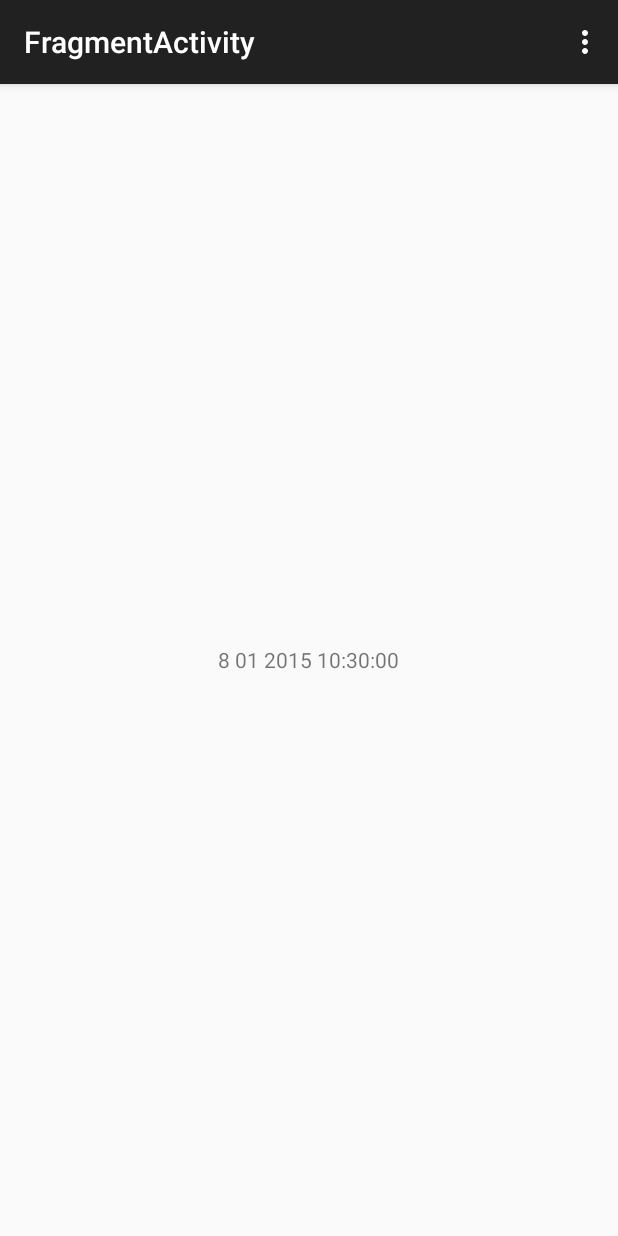
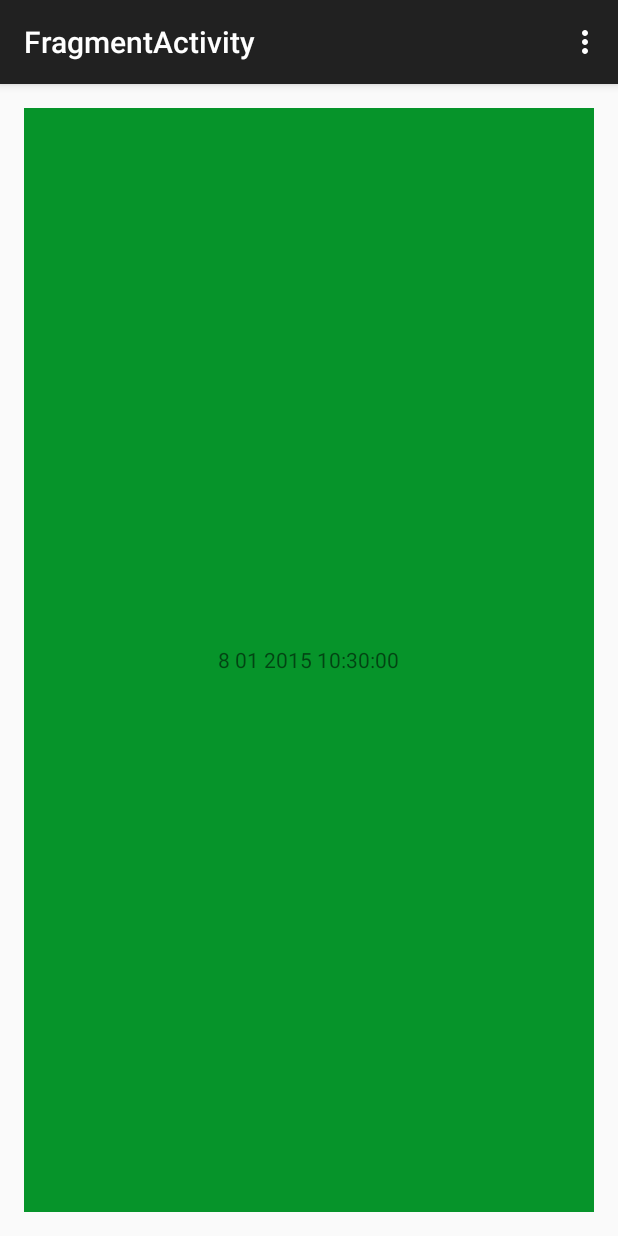
Before and after one commit to sergei-bespalov/MyAndroid_learning, an Android app: the screen it shows after launch (FragmentActivity), on a phone screen of 412 x 824 dp. Run offline under Robolectric (Android 15) with nearby library versions, the phone set to English and light mode, and no system bars.

Commit message:
FragmentManager
use FragmentManager

```diff
--- a/Fragment/app/src/main/java/sergei/bespalov/fragment/FragmentActivity.java
+++ b/Fragment/app/src/main/java/sergei/bespalov/fragment/FragmentActivity.java
@@ -1,5 +1,7 @@
 package sergei.bespalov.fragment;
 
+import android.app.FragmentManager;
+import android.app.FragmentTransaction;
 import android.support.v7.app.ActionBarActivity;
 import android.os.Bundle;
 import android.view.Menu;
@@ -7,11 +9,17 @@ import android.view.MenuItem;
 
 
 public class FragmentActivity extends ActionBarActivity {
-
+    String FRAG1_TAG = "FRAG1_TAG";
     @Override
     protected void onCreate(Bundle savedInstanceState) {
         super.onCreate(savedInstanceState);
         setContentView(R.layout.activity_fragment);
+        FragmentManager fM = getFragmentManager();
+        FragmentTransaction xact = fM.beginTransaction();
+        if (null == fM.findFragmentByTag(FRAG1_TAG)) {
+            xact.add(R.id.date_time, new DataTime(), FRAG1_TAG);
+        }
+        xact.commit();
     }
 
 
--- a/Fragment/app/src/main/res/layout/activity_fragment.xml
+++ b/Fragment/app/src/main/res/layout/activity_fragment.xml
@@ -6,11 +6,9 @@
     android:paddingBottom="@dimen/activity_vertical_margin"
     tools:context="sergei.bespalov.fragment.FragmentActivity">
 
-    <fragment
-        android:layout_width="wrap_content"
-        android:layout_height="wrap_content"
-        android:name="sergei.bespalov.fragment.DataTime"
-        android:id="@+id/fragment"
-        android:layout_centerVertical="true"
-        android:layout_centerHorizontal="true" />
+    <FrameLayout
+        android:layout_width="fill_parent"
+        android:layout_height="fill_parent"
+        android:background="@color/green"
+        android:id="@+id/date_time"></FrameLayout>
 </RelativeLayout>
--- a/Fragment/app/src/main/res/layout/data_time.xml
+++ b/Fragment/app/src/main/res/layout/data_time.xml
@@ -1,6 +1,7 @@
 <?xml version="1.0" encoding="utf-8"?>
 <RelativeLayout xmlns:android="http://schemas.android.com/apk/res/android"
-    android:layout_width="match_parent" android:layout_height="match_parent">
+    android:layout_width="match_parent" android:layout_height="match_parent"
+    android:background="@color/green">
 
     <TextView
         android:layout_width="wrap_content"
--- /dev/null
+++ b/Fragment/app/src/main/res/values/colors.xml
@@ -0,0 +1,4 @@
+<?xml version="1.0" encoding="utf-8"?>
+<resources>
+    <color name="green">#ff06942a</color>
+</resources>
```
Also changed, not shown: Fragment/app/src/main/java/sergei/bespalov/fragment/DataTimeM.java (added, +49 -0 lines).
